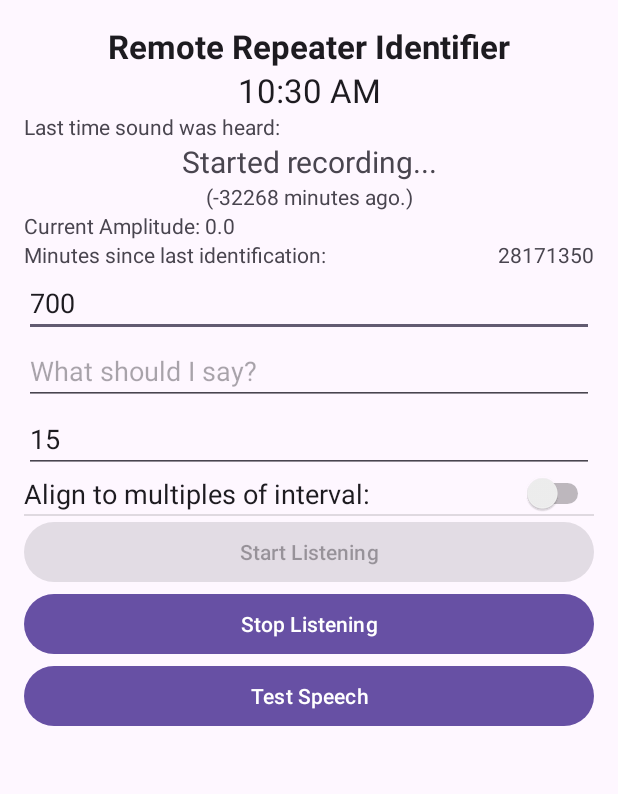
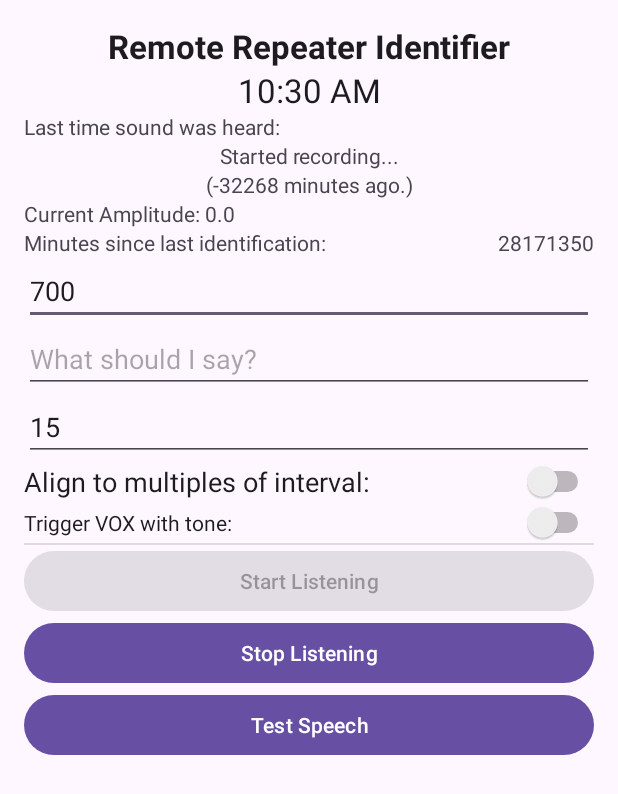
Before and after one commit to nathanchilton/remote-identifier, an Android app: the screen it shows after launch (MainActivity), after a tap on "Start Listening", on a phone screen of 412 x 824 dp. Shown: the top 794 px of the screen. Run offline under Robolectric (Android 15) with nearby library versions, the phone set to English and light mode, and no system bars.

Commit message:
feat: Adding switch for VOX trigger tone

```diff
--- a/app/src/main/java/com/nathanchilton/remoteidentifier/MainActivity.java
+++ b/app/src/main/java/com/nathanchilton/remoteidentifier/MainActivity.java
@@ -35,16 +35,12 @@ public class MainActivity extends AppCompatActivity {
 
     private static final int REQUEST_RECORD_AUDIO_PERMISSION = 200;
     private boolean permissionToRecordAccepted = false;
-    private String[] permissions = {Manifest.permission.RECORD_AUDIO};
+    private final String[] permissions = {Manifest.permission.RECORD_AUDIO};
 
     private MediaRecorder mediaRecorder;
     private TextView timestampTextView;
-    private double initialThreshold = 700;
     private final int DEFAULT_ANNOUNCEMENT_FREQUENCY = 15;
     private final int DEFAULT_THRESHOLD = 700;
-
-    private float announcementFrequency = DEFAULT_ANNOUNCEMENT_FREQUENCY;
-    // private int threshold = DEFAULT_THRESHOLD;
 
     private long timeOfLastAnnouncement = 0;
     private long timeOfLastSoundWhichExceededTheThreshold = 0;
@@ -57,6 +53,7 @@ public class MainActivity extends AppCompatActivity {
 
     TextView currentAmplitude;
     SharedPreferences sharedPreferences;
+    private AudioTrack audioTrack;
 
     @Override
     protected void onCreate(Bundle savedInstanceState) {
@@ -66,12 +63,12 @@ public class MainActivity extends AppCompatActivity {
         setContentView(R.layout.activity_sound_detection);
 
         timestampTextView = findViewById(R.id.timestampTextView);
-        ((EditText) findViewById(R.id.thresholdEditText)).setText(String.valueOf(initialThreshold));
+        ((EditText) findViewById(R.id.thresholdEditText)).setText(String.valueOf(DEFAULT_THRESHOLD));
 
-        currentAmplitude = (TextView) findViewById(R.id.currentAmplitude);
-        identificationText = (EditText) findViewById(R.id.identificationText);
-        announcementFrequencyEditText = (EditText) findViewById(R.id.announcementFrequency);
-        thresholdEditText = (EditText) findViewById(R.id.thresholdEditText);
+        currentAmplitude = findViewById(R.id.currentAmplitude);
+        identificationText = findViewById(R.id.identificationText);
+        announcementFrequencyEditText = findViewById(R.id.announcementFrequency);
+        thresholdEditText = findViewById(R.id.thresholdEditText);
 
         ActivityCompat.requestPermissions(this, permissions, REQUEST_RECORD_AUDIO_PERMISSION);
 
@@ -90,7 +87,11 @@ public class MainActivity extends AppCompatActivity {
         testSpeech.setOnClickListener(new View.OnClickListener() {
             @Override
             public void onClick(View v) {
-                makeAnnouncement();
+                try {
+                    makeAnnouncement();
+                } catch (InterruptedException e) {
+                    Toast.makeText(getApplicationContext(), e.getMessage(), Toast.LENGTH_SHORT).show();
+                }
             }
         });
 
@@ -176,7 +177,7 @@ public class MainActivity extends AppCompatActivity {
         announcementFrequencyEditText.setText(String.valueOf(announcementFrequency));
 
         String identificationTextString = sharedPreferences.getString("identificationText", "");
-        identificationText.setText(String.valueOf(identificationTextString));
+        identificationText.setText(identificationTextString);
     }
 
     public void saveSettings() {
@@ -214,8 +215,16 @@ public class MainActivity extends AppCompatActivity {
         return returnValue;
     }
 
-    private void makeAnnouncement() {
+    private void makeAnnouncement() throws InterruptedException {
         long justBeforeMakingTheAnnouncement = System.currentTimeMillis();
+
+        // If the voxTone switch is enabled, play a tone of durationSeconds
+        if (((Switch) findViewById(R.id.voxTone)).isChecked()) {
+            float durationSeconds = 0.5f;
+            generateAndPlayTone(440.0f, durationSeconds);
+            Thread.sleep((long) (durationSeconds * 1000));
+        }
+
         String toSpeak = getIdentificationText();
         Toast.makeText(getApplicationContext(), toSpeak, Toast.LENGTH_SHORT).show();
         textToSpeech.speak(toSpeak, TextToSpeech.QUEUE_FLUSH, null);
@@ -228,29 +237,26 @@ public class MainActivity extends AppCompatActivity {
     @Override
     public void onRequestPermissionsResult(int requestCode, String[] permissions, int[] grantResults) {
         super.onRequestPermissionsResult(requestCode, permissions, grantResults);
-        switch (requestCode) {
-            case REQUEST_RECORD_AUDIO_PERMISSION:
-                permissionToRecordAccepted = grantResults[0] == PackageManager.PERMISSION_GRANTED;
-                break;
+        if (requestCode == REQUEST_RECORD_AUDIO_PERMISSION) {
+            permissionToRecordAccepted = grantResults[0] == PackageManager.PERMISSION_GRANTED;
         }
         if (!permissionToRecordAccepted) {
             finish();
         }
     }
 
-    private void generateAndPlayTone(float toneFrequency, float durationSeconds) {
+    private void generateAndPlayTone(float toneFrequency, float durationSeconds) throws InterruptedException {
         final int SAMPLE_RATE = 44100; // Standard audio sample rate
         if (toneFrequency < 1)
             toneFrequency = 440.0f;
 
         int numSamples = Math.round(SAMPLE_RATE * durationSeconds);
-        double sample[] = new double[numSamples];
-        byte generatedSnd[] = new byte[2 * numSamples];
+        double[] sample = new double[numSamples];
+        byte[] generatedSnd = new byte[2 * numSamples];
 
         // Generate the tone
         for (int i = 0; i < numSamples; ++i) {
-            sample[i] = Math.sin(2 * Math.PI * i / (SAMPLE_RATE / toneFrequency)); // 440Hz for example, you can change
-            // the frequency
+            sample[i] = Math.sin(2 * Math.PI * i / (SAMPLE_RATE / toneFrequency));
         }
 
         // Convert the generated sample to bytes
@@ -262,7 +268,7 @@ public class MainActivity extends AppCompatActivity {
         }
 
         // Play the generated sound
-        AudioTrack audioTrack = new AudioTrack(
+        audioTrack = new AudioTrack(
                 AudioManager.STREAM_MUSIC,
                 SAMPLE_RATE,
                 AudioFormat.CHANNEL_OUT_MONO,
@@ -271,7 +277,6 @@ public class MainActivity extends AppCompatActivity {
                 AudioTrack.MODE_STATIC);
         audioTrack.write(generatedSnd, 0, generatedSnd.length);
         audioTrack.play();
-        audioTrack.release();
     }
 
     private void startRecording() {
@@ -301,7 +306,7 @@ public class MainActivity extends AppCompatActivity {
 
                     if (mediaRecorder != null) {
                         double amplitude = getAmplitude();
-                        currentAmplitude.setText("Current Amplitude: " + String.valueOf(amplitude));
+                        currentAmplitude.setText("Current Amplitude: " + amplitude);
                         float minutesSinceLastAnnouncement = (float) ((System.currentTimeMillis()
                                 - timeOfLastAnnouncement) / 1000 / 60);
                         if (amplitude > threshold) {
@@ -312,10 +317,9 @@ public class MainActivity extends AppCompatActivity {
                             timeOfLastSoundWhichExceededTheThreshold = System.currentTimeMillis();
                         } else {
                             // nobody is talking, so we can make an announcement, if appropriate
-                            TextView minutesAgo = (TextView) findViewById(R.id.minutesAgo);
-                            minutesAgo.setText("(" + String.valueOf(
-                                    (int) (System.currentTimeMillis() - timeOfLastSoundWhichExceededTheThreshold) / 1000
-                                            / 60)
+                            TextView minutesAgo = findViewById(R.id.minutesAgo);
+                            minutesAgo.setText("(" + (int) (System.currentTimeMillis() - timeOfLastSoundWhichExceededTheThreshold) / 1000
+                                    / 60
                                     + " minutes ago.)");
 
                             int minuteOfHour = new Date().getMinutes();
@@ -326,11 +330,14 @@ public class MainActivity extends AppCompatActivity {
                                     ((minutesSinceLastAnnouncement >= getAnnouncementFrequency()) ||
                                             (alignment.isChecked()
                                                     && (minuteOfHour % getAnnouncementFrequency() == 0)))) {
-                                generateAndPlayTone(440.0f, 1.0f);
-                                makeAnnouncement();
+                                try {
+                                    makeAnnouncement();
+                                } catch (InterruptedException e) {
+                                    Toast.makeText(getApplicationContext(), e.getMessage(), Toast.LENGTH_SHORT).show();
+                                }
                             }
 
-                            TextView timeSinceLastIDTextView = (TextView) findViewById(R.id.timeSinceLastID);
+                            TextView timeSinceLastIDTextView = findViewById(R.id.timeSinceLastID);
                             timeSinceLastIDTextView.setText(String.valueOf((int) minutesSinceLastAnnouncement));
                         }
                         handler.postDelayed(this, 1000); // Check every second
@@ -359,4 +366,13 @@ public class MainActivity extends AppCompatActivity {
         }
         return 0;
     }
+
+    @Override
+    protected void onDestroy() {
+        super.onDestroy();
+        if (audioTrack != null) {
+            audioTrack.release();
+            audioTrack = null;
+        }
+    }
 }
--- a/app/src/main/res/layout/activity_sound_detection.xml
+++ b/app/src/main/res/layout/activity_sound_detection.xml
@@ -38,7 +38,6 @@
         android:layout_width="match_parent"
         android:layout_height="wrap_content"
         android:gravity="center"
-        android:textSize="20sp"
         tools:text="Timestamp" />
 
     <TextView
@@ -99,6 +98,12 @@
         android:text="Align to multiples of interval:"
         android:textAppearance="@style/TextAppearance.AppCompat.Medium" />
 
+    <Switch
+        android:id="@+id/voxTone"
+        android:layout_width="match_parent"
+        android:layout_height="wrap_content"
+        android:text="Trigger VOX with tone:" />
+
     <View
         android:id="@+id/divider"
         android:layout_width="match_parent"
```
